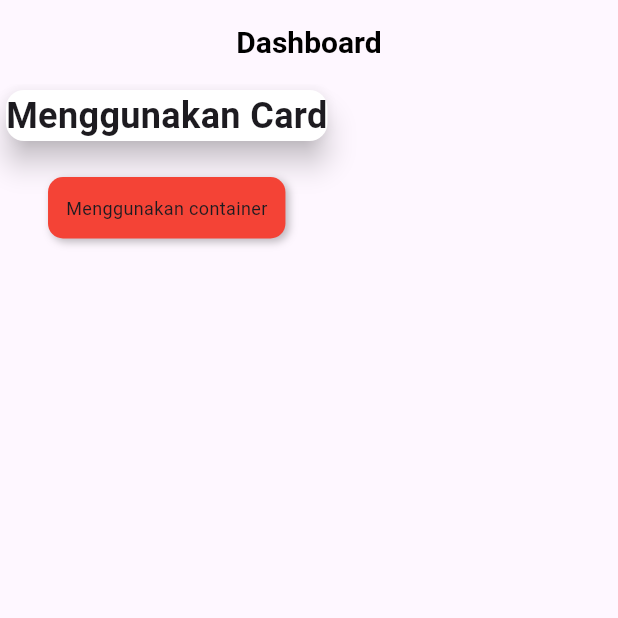
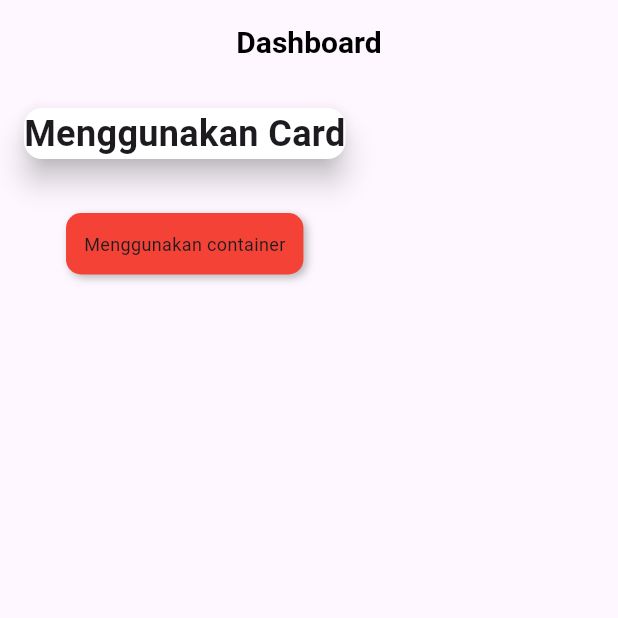
Before and after one commit to muhamadayeshaaulia/week_8_card, a Flutter app: the screen it shows after launch, on a phone screen of 412 x 824 dp, the top half of it. Run offline on Flutter 3.47's test engine with Material 3 defaults, Android fonts, the light colour scheme and no system bars.

Commit message:
menambahkan margin untuk mengatur card agar menjadi di tengah

```diff
--- a/lib/latihan_card.dart
+++ b/lib/latihan_card.dart
@@ -21,6 +21,7 @@ class MycardNight extends StatelessWidget {
         child: Column(
           children: [
             Card(
+              margin: EdgeInsets.all(16),
               elevation: 8,
               color: Colors.white,
               child: Text(
```
